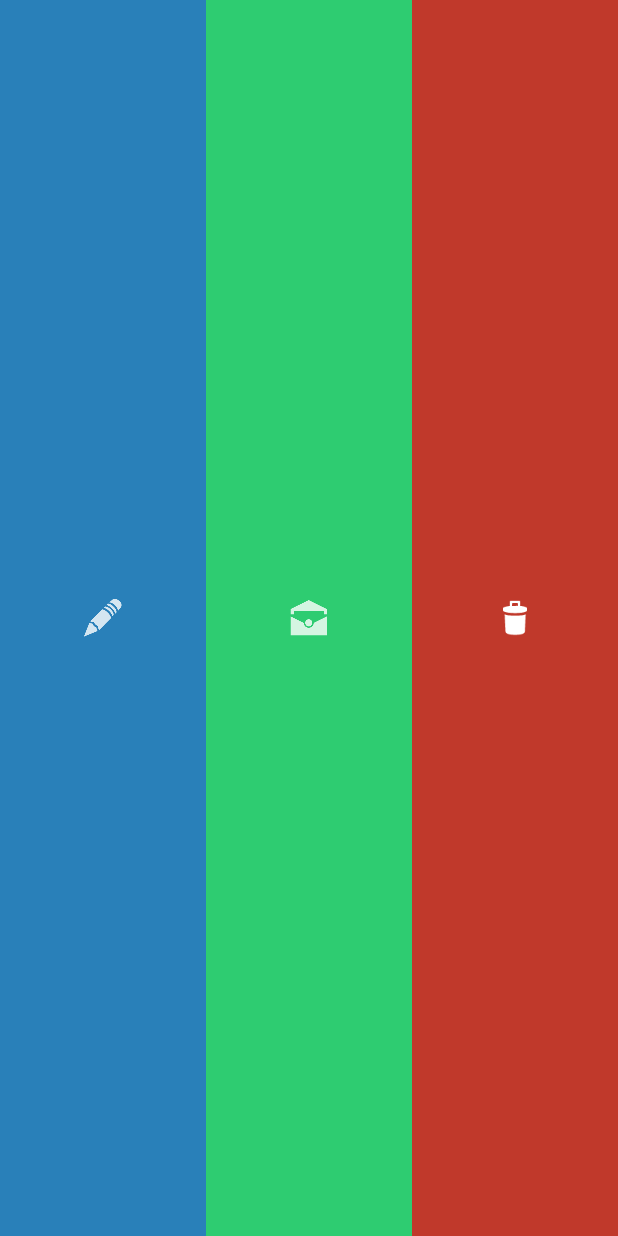
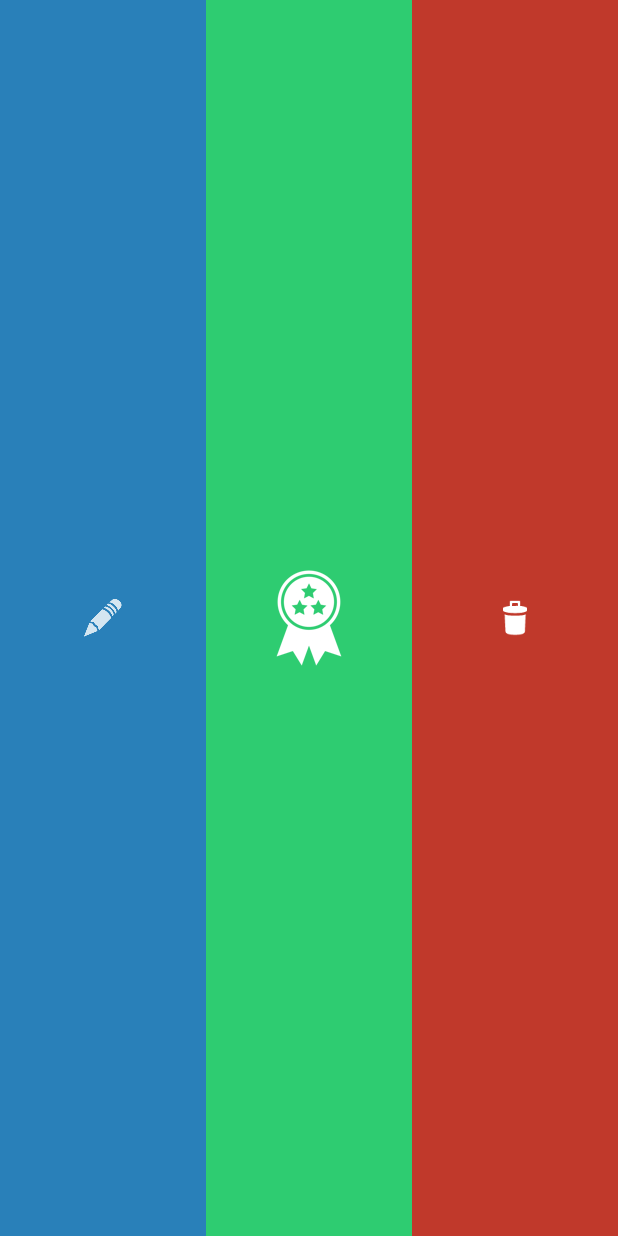
Before and after one commit to liusiqi43/Bits, an Android app: the layout card_title_front_actions.xml on its own in the app's theme, with its tools: preview values and no code run, on a phone screen of 412 x 824 dp. Run offline under Robolectric (Android 15) with nearby library versions, the phone set to English and light mode, and no system bars.

Commit message:
[improve] change achievement icon

```diff
--- a/app/src/main/java/utils/Utils.java
+++ b/app/src/main/java/utils/Utils.java
@@ -28,7 +28,7 @@ public class Utils {
     public static final String IS_FIRST_TASK_ADDED = "IS_FIRST_TASK_ADDED";
     public static final String TASKS_COUNT_LIMIT_UNLOCKED = "TASKS_COUNT_LIMIT_UNLOCKED";
     public static final String IS_AUTO_ROTATE_ENABLED = "IS_AUTO_ROTATE_ENABLED";
-    public static boolean GOD_MODE_ON = true;
+    public static boolean GOD_MODE_ON = false;
     public static DisplayMetrics mDisplayMetrics;
     public static IabHelper mIabHelper;
 
--- a/app/src/main/res/layout/card_title_front_actions.xml
+++ b/app/src/main/res/layout/card_title_front_actions.xml
@@ -1,6 +1,5 @@
 <?xml version="1.0" encoding="utf-8"?>
-<LinearLayout
-    xmlns:android="http://schemas.android.com/apk/res/android"
+<LinearLayout xmlns:android="http://schemas.android.com/apk/res/android"
     android:layout_width="match_parent"
     android:layout_height="match_parent"
     android:layout_centerVertical="true"
@@ -25,7 +24,7 @@
         android:layout_weight="1"
         android:background="@color/achieveColor"
         android:longClickable="false"
-        android:src="@drawable/ic_action_read" />
+        android:src="@drawable/achievement_badge" />
 
     <ImageButton
         android:id="@+id/delete_button"
--- a/app/src/main/res/layout/help_longclick.xml
+++ b/app/src/main/res/layout/help_longclick.xml
@@ -75,7 +75,7 @@
                 android:id="@+id/ic_action_read"
                 style="@style/AppTheme.LongPressHelpDialogIcon"
                 android:background="@color/achieveColor"
-                android:src="@drawable/ic_action_read" />
+                android:src="@drawable/achievement_badge" />
 
             <TextView
                 android:id="@+id/ic_action_read_title"
```
Also changed, not shown: app/src/main/java/com/siqi/bits/app/ui/BitsListFragment.java (+6 -1 lines), app/src/main/res/drawable-hdpi/achievement_badge.png (added), app/src/main/res/drawable-mdpi/achievement_badge.png (added), app/src/main/res/drawable-xhdpi/achievement_badge.png (added), app/src/main/res/drawable-xxhdpi/achievement_badge.png (added).
